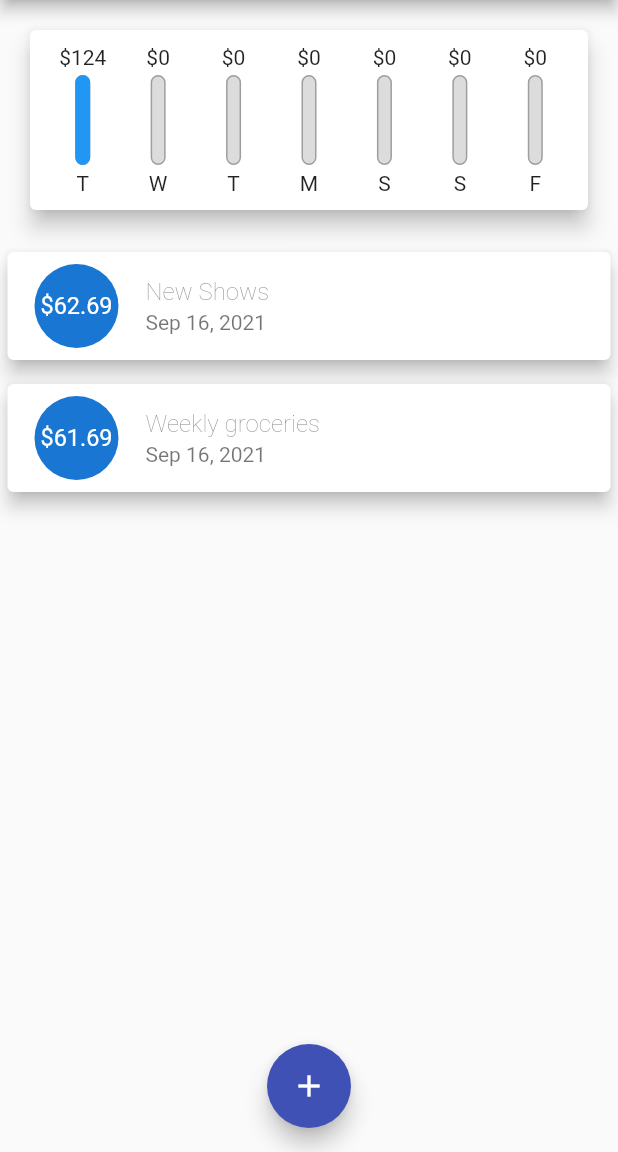
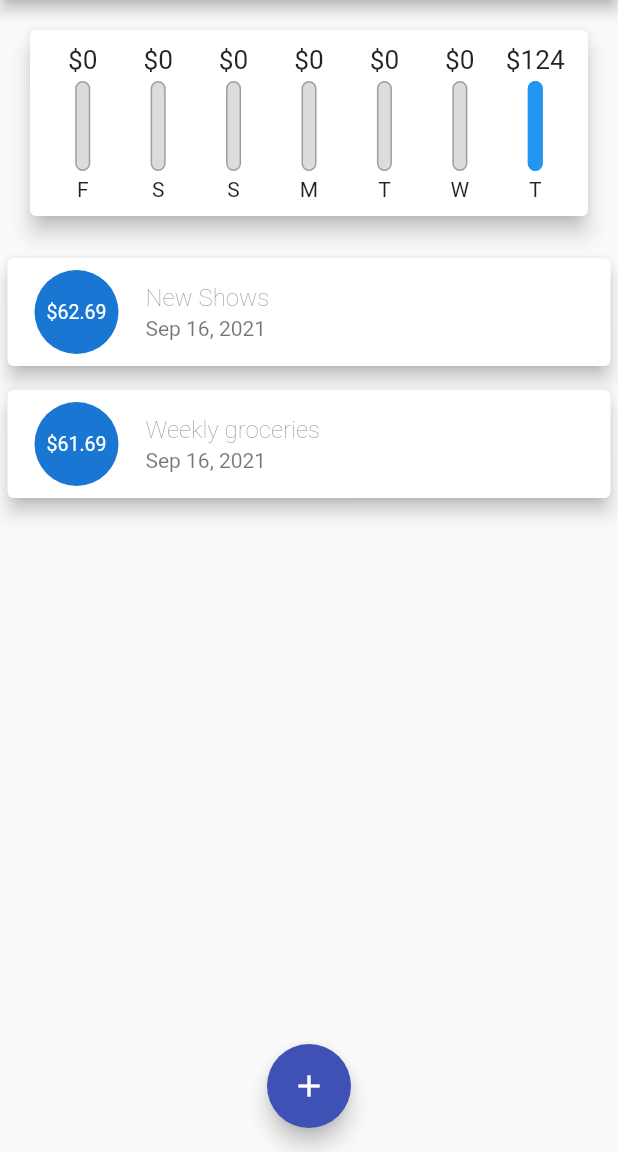
Before and after one commit to Roopaish/Flutter-RoadMap, a Flutter app: the screen it shows after launch, on a phone screen of 412 x 824 dp, the part 84-1236 px from its top. Run offline on Flutter 3.47's test engine with Material 2 defaults, Android fonts, the phone set to English and light mode, and no system bars.

Commit message:
reversed the chartbar

```diff
--- a/lib/expense/widgets/chart.dart
+++ b/lib/expense/widgets/chart.dart
@@ -12,7 +12,7 @@ class Chart extends StatelessWidget {
   List<Map<String, Object>> get groupedTransactionValues {
     return List.generate(7, (index) {
       final weekDay = DateTime.now().subtract(Duration(days: index));
-      var totalSum  = 0.0;
+      var totalSum = 0.0;
 
       for (var i = 0; i < recentTransactions.length; i++) {
         if (recentTransactions[i].date.day == weekDay.day &&
@@ -27,7 +27,7 @@ class Chart extends StatelessWidget {
             .substring(0, 1), // gives short form of days' name
         'amount': totalSum,
       };
-    });
+    }).reversed.toList();
   }
 
   double get totalSpending {
--- a/lib/expense/widgets/chart_bar.dart
+++ b/lib/expense/widgets/chart_bar.dart
@@ -10,8 +10,11 @@ class ChartBar extends StatelessWidget {
   Widget build(BuildContext context) {
     return Column(
       children: [
-        FittedBox(
-          child: Text('\$${spendingAmount.toStringAsFixed(0)}'),
+        Container(
+          height: 20,
+          child: FittedBox(
+            child: Text('\$${spendingAmount.toStringAsFixed(0)}'),
+          ),
         ),
         SizedBox(
           height: 4,
--- a/lib/expense/widgets/transaction_list.dart
+++ b/lib/expense/widgets/transaction_list.dart
@@ -29,7 +29,7 @@ class TransactionList extends StatelessWidget {
                   child: ListTile(
                     leading: CircleAvatar(
                       child: Padding(
-                        padding: EdgeInsets.all(6),
+                        padding: EdgeInsets.all(10),
                         child: FittedBox(
                             child: Text('\$${transactions[index].amount}')),
                       ),
```
Also changed, not shown: 1 other file.
